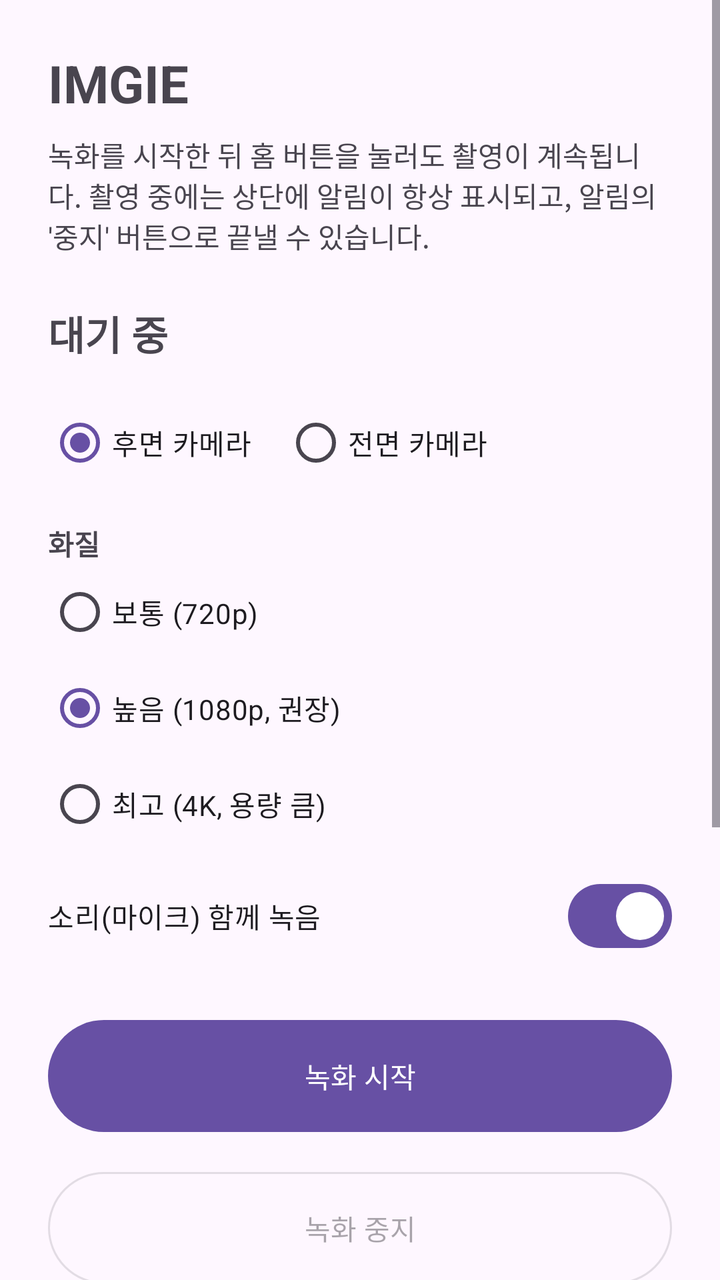
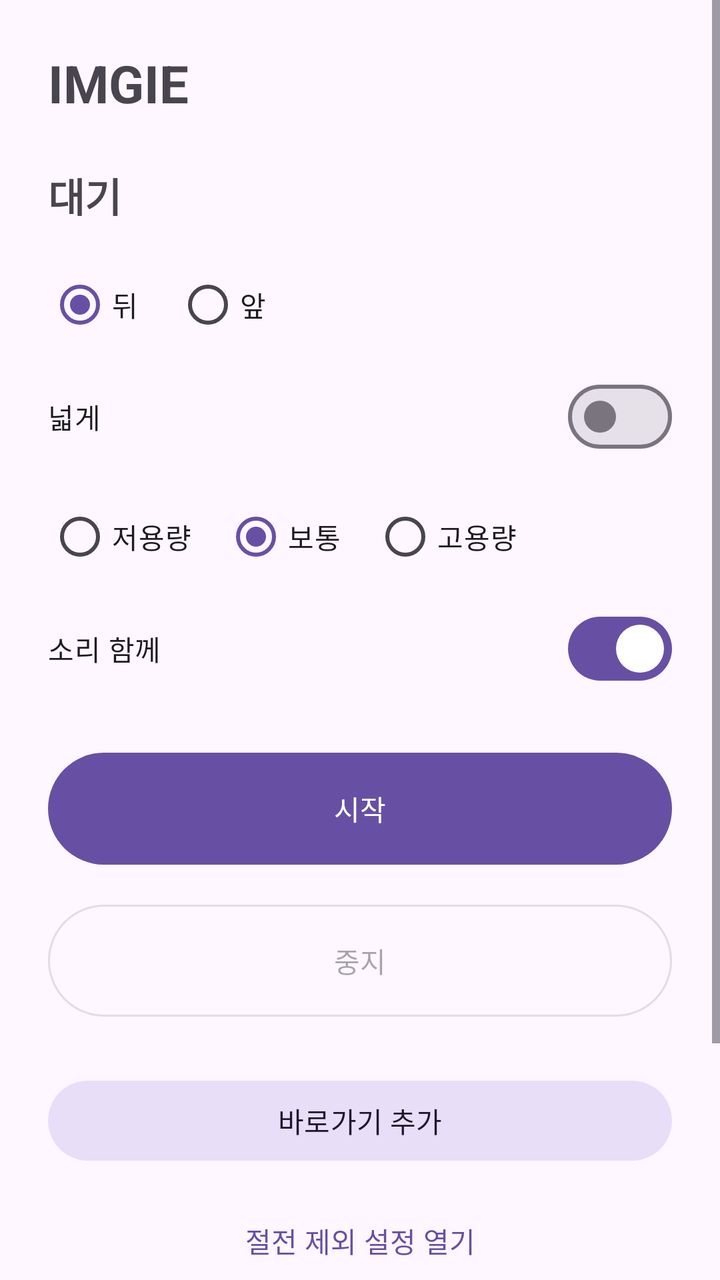

The first picture is an Android layout as it rendered before a commit; the second is the same layout after the commit. The layout source and the unified diff follow.
<!-- AndroidManifest.xml: application theme Theme.BgRecorder -->
<!-- res/layout/activity_main.xml -->
<?xml version="1.0" encoding="utf-8"?>
<ScrollView xmlns:android="http://schemas.android.com/apk/res/android"
    android:layout_width="match_parent"
    android:layout_height="match_parent"
    android:fillViewport="true">

    <LinearLayout
        android:layout_width="match_parent"
        android:layout_height="wrap_content"
        android:orientation="vertical"
        android:padding="24dp">

        <TextView
            android:layout_width="wrap_content"
            android:layout_height="wrap_content"
            android:text="@string/app_name"
            android:textSize="26sp"
            android:textStyle="bold" />

        <TextView
            android:layout_width="match_parent"
            android:layout_height="wrap_content"
            android:layout_marginTop="8dp"
            android:text="@string/intro"
            android:textSize="14sp" />

        <TextView
            android:id="@+id/statusText"
            android:layout_width="match_parent"
            android:layout_height="wrap_content"
            android:layout_marginTop="24dp"
            android:text="@string/status_idle"
            android:textSize="20sp"
            android:textStyle="bold" />

        <RadioGroup
            android:id="@+id/cameraGroup"
            android:layout_width="match_parent"
            android:layout_height="wrap_content"
            android:layout_marginTop="16dp"
            android:orientation="horizontal">

            <RadioButton
                android:id="@+id/radioBack"
                android:layout_width="wrap_content"
                android:layout_height="wrap_content"
                android:checked="true"
                android:text="@string/camera_back" />

            <RadioButton
                android:id="@+id/radioFront"
                android:layout_width="wrap_content"
                android:layout_height="wrap_content"
                android:layout_marginStart="16dp"
                android:text="@string/camera_front" />
        </RadioGroup>

        <TextView
            android:layout_width="wrap_content"
            android:layout_height="wrap_content"
            android:layout_marginTop="16dp"
            android:text="@string/quality_label"
            android:textSize="14sp"
            android:textStyle="bold" />

        <RadioGroup
            android:id="@+id/qualityGroup"
            android:layout_width="match_parent"
            android:layout_height="wrap_content"
            android:orientation="vertical">

            <RadioButton
                android:id="@+id/radioHd"
                android:layout_width="wrap_content"
                android:layout_height="wrap_content"
                android:text="@string/quality_hd" />

            <RadioButton
                android:id="@+id/radioFhd"
                android:layout_width="wrap_content"
                android:layout_height="wrap_content"
                android:checked="true"
                android:text="@string/quality_fhd" />

            <RadioButton
                android:id="@+id/radioUhd"
                android:layout_width="wrap_content"
                android:layout_height="wrap_content"
                android:text="@string/quality_uhd" />
        </RadioGroup>

        <com.google.android.material.materialswitch.MaterialSwitch
            android:id="@+id/audioSwitch"
            android:layout_width="match_parent"
            android:layout_height="wrap_content"
            android:layout_marginTop="8dp"
            android:checked="true"
            android:text="@string/record_audio" />

        <com.google.android.material.button.MaterialButton
            android:id="@+id/startButton"
            android:layout_width="match_parent"
            android:layout_height="64dp"
            android:layout_marginTop="24dp"
            android:text="@string/start_recording" />

        <com.google.android.material.button.MaterialButton
            android:id="@+id/stopButton"
            style="@style/Widget.Material3.Button.OutlinedButton"
            android:layout_width="match_parent"
            android:layout_height="64dp"
            android:layout_marginTop="12dp"
            android:enabled="false"
            android:text="@string/stop_recording" />

        <com.google.android.material.button.MaterialButton
            android:id="@+id/pinButton"
            style="@style/Widget.Material3.Button.TonalButton"
            android:layout_width="match_parent"
            android:layout_height="wrap_content"
            android:layout_marginTop="24dp"
            android:text="@string/pin_shortcut" />

        <com.google.android.material.button.MaterialButton
            android:id="@+id/batteryButton"
            style="@style/Widget.Material3.Button.TextButton"
            android:layout_width="match_parent"
            android:layout_height="wrap_content"
            android:layout_marginTop="24dp"
            android:text="@string/battery_settings" />

        <TextView
            android:layout_width="match_parent"
            android:layout_height="wrap_content"
            android:layout_marginTop="8dp"
            android:text="@string/tips"
            android:textSize="13sp" />
    </LinearLayout>
</ScrollView>
<!-- resources referenced by this layout -->
<resources>
  <string name="battery_settings">배터리 최적화 제외 설정 열기</string>
  <string name="camera_back">후면 카메라</string>
  <string name="camera_front">전면 카메라</string>
  <string name="intro">녹화를 시작한 뒤 홈 버튼을 눌러도 촬영이 계속됩니다. 촬영 중에는 상단에 알림이 항상 표시되고, 알림의 \'중지\' 버튼으로 끝낼 수 있습니다.</string>
  <string name="pin_shortcut">홈 화면에 바로가기 추가</string>
  <string name="quality_fhd">높음 (1080p, 권장)</string>
  <string name="quality_hd">보통 (720p)</string>
  <string name="quality_label">화질</string>
  <string name="quality_uhd">최고 (4K, 용량 큼)</string>
  <string name="record_audio">소리(마이크) 함께 녹음</string>
  <string name="start_recording">녹화 시작</string>
  <string name="status_idle">대기 중</string>
  <string name="stop_recording">녹화 중지</string>
  <string name="tips">• 저장 위치: 갤러리 → Movies/BgRecorder\n• 삼성·샤오미 등은 배터리 최적화에서 이 앱을 제외해야 오래 촬영됩니다.\n• 녹화는 반드시 앱 화면을 연 상태에서 시작하세요.\n• 바로가기: 앱 아이콘을 길게 누르거나, 위 버튼으로 홈 화면에 아이콘을 만들면 누르는 즉시 녹화가 시작/중지됩니다. (마지막에 고른 카메라·화질·소리 설정 사용)\n• 화질이 높을수록 파일 용량이 커집니다. 기기가 4K를 지원하지 않으면 자동으로 낮은 화질로 녹화됩니다.</string>
  <!-- unchanged entries left out for length: 2 -->
</resources>

<!-- the commit's change to res/layout/activity_main.xml (unified diff, before → after) -->
@@ -18,13 +18,6 @@
             android:textStyle="bold" />
 
         <TextView
-            android:layout_width="match_parent"
-            android:layout_height="wrap_content"
-            android:layout_marginTop="8dp"
-            android:text="@string/intro"
-            android:textSize="14sp" />
-
-        <TextView
             android:id="@+id/statusText"
             android:layout_width="match_parent"
             android:layout_height="wrap_content"
@@ -55,19 +48,20 @@
                 android:text="@string/camera_front" />
         </RadioGroup>
 
-        <TextView
-            android:layout_width="wrap_content"
-            android:layout_height="wrap_content"
-            android:layout_marginTop="16dp"
-            android:text="@string/quality_label"
-            android:textSize="14sp"
-            android:textStyle="bold" />
+        <com.google.android.material.materialswitch.MaterialSwitch
+            android:id="@+id/wideSwitch"
+            android:layout_width="match_parent"
+            android:layout_height="wrap_content"
+            android:layout_marginTop="8dp"
+            android:checked="false"
+            android:text="@string/wide_angle" />
 
         <RadioGroup
             android:id="@+id/qualityGroup"
             android:layout_width="match_parent"
             android:layout_height="wrap_content"
-            android:orientation="vertical">
+            android:layout_marginTop="12dp"
+            android:orientation="horizontal">
 
             <RadioButton
                 android:id="@+id/radioHd"
@@ -79,6 +73,7 @@
                 android:id="@+id/radioFhd"
                 android:layout_width="wrap_content"
                 android:layout_height="wrap_content"
+                android:layout_marginStart="16dp"
                 android:checked="true"
                 android:text="@string/quality_fhd" />
 
@@ -86,6 +81,7 @@
                 android:id="@+id/radioUhd"
                 android:layout_width="wrap_content"
                 android:layout_height="wrap_content"
+                android:layout_marginStart="16dp"
                 android:text="@string/quality_uhd" />
         </RadioGroup>
 
@@ -126,14 +122,85 @@
             style="@style/Widget.Material3.Button.TextButton"
             android:layout_width="match_parent"
             android:layout_height="wrap_content"
-            android:layout_marginTop="24dp"
+            android:layout_marginTop="12dp"
             android:text="@string/battery_settings" />
 
         <TextView
+            android:layout_width="wrap_content"
+            android:layout_height="wrap_content"
+            android:layout_marginTop="28dp"
+            android:text="@string/icon_picker_label"
+            android:textSize="14sp"
+            android:textStyle="bold" />
+
+        <RadioGroup
+            android:id="@+id/iconGroup"
             android:layout_width="match_parent"
             android:layout_height="wrap_content"
             android:layout_marginTop="8dp"
-            android:text="@string/tips"
-            android:textSize="13sp" />
+            android:orientation="horizontal"
+            android:weightSum="5">
+
+            <RadioButton
+                android:id="@+id/iconBattery"
+                android:layout_width="0dp"
+                android:layout_height="wrap_content"
+                android:layout_weight="1"
+                android:button="@null"
+                android:gravity="center"
+                android:drawablePadding="4dp"
+                android:drawableTop="@drawable/ic_icon_battery_small"
+                android:text="@string/icon_label_battery"
+                android:textSize="11sp"
+                android:checked="true" />
+
+            <RadioButton
+                android:id="@+id/iconCalc"
+                android:layout_width="0dp"
+                android:layout_height="wrap_content"
+                android:layout_weight="1"
+                android:button="@null"
+                android:gravity="center"
+                android:drawablePadding="4dp"
+                android:drawableTop="@drawable/ic_icon_calc_small"
+                android:text="@string/icon_label_calc"
+                android:textSize="11sp" />
+
+            <RadioButton
+                android:id="@+id/iconMemo"
+                android:layout_width="0dp"
+                android:layout_height="wrap_content"
+                android:layout_weight="1"
+                android:button="@null"
+                android:gravity="center"
+                android:drawablePadding="4dp"
+                android:drawableTop="@drawable/ic_icon_memo_small"
+                android:text="@string/icon_label_memo"
+                android:textSize="11sp" />
+
+            <RadioButton
+                android:id="@+id/iconWeather"
+                android:layout_width="0dp"
+                android:layout_height="wrap_content"
+                android:layout_weight="1"
+                android:button="@null"
+                android:gravity="center"
+                android:drawablePadding="4dp"
+                android:drawableTop="@drawable/ic_icon_weather_small"
+                android:text="@string/icon_label_weather"
+                android:textSize="11sp" />
+
+            <RadioButton
+                android:id="@+id/iconCalendar"
+                android:layout_width="0dp"
+                android:layout_height="wrap_content"
+                android:layout_weight="1"
+                android:button="@null"
+                android:gravity="center"
+                android:drawablePadding="4dp"
+                android:drawableTop="@drawable/ic_icon_calendar_small"
+                android:text="@string/icon_label_calendar"
+                android:textSize="11sp" />
+        </RadioGroup>
     </LinearLayout>
 </ScrollView>
<!-- resource entries referenced after the edit -->
@@ -1,19 +1,178 @@
 <!-- resources referenced by this layout -->
 <resources>
-  <string name="battery_settings">배터리 최적화 제외 설정 열기</string>
-  <string name="camera_back">후면 카메라</string>
-  <string name="camera_front">전면 카메라</string>
-  <string name="intro">녹화를 시작한 뒤 홈 버튼을 눌러도 촬영이 계속됩니다. 촬영 중에는 상단에 알림이 항상 표시되고, 알림의 \'중지\' 버튼으로 끝낼 수 있습니다.</string>
-  <string name="pin_shortcut">홈 화면에 바로가기 추가</string>
-  <string name="quality_fhd">높음 (1080p, 권장)</string>
-  <string name="quality_hd">보통 (720p)</string>
-  <string name="quality_label">화질</string>
-  <string name="quality_uhd">최고 (4K, 용량 큼)</string>
-  <string name="record_audio">소리(마이크) 함께 녹음</string>
-  <string name="start_recording">녹화 시작</string>
-  <string name="status_idle">대기 중</string>
-  <string name="stop_recording">녹화 중지</string>
-  <string name="tips">• 저장 위치: 갤러리 → Movies/BgRecorder\n• 삼성·샤오미 등은 배터리 최적화에서 이 앱을 제외해야 오래 촬영됩니다.\n• 녹화는 반드시 앱 화면을 연 상태에서 시작하세요.\n• 바로가기: 앱 아이콘을 길게 누르거나, 위 버튼으로 홈 화면에 아이콘을 만들면 누르는 즉시 녹화가 시작/중지됩니다. (마지막에 고른 카메라·화질·소리 설정 사용)\n• 화질이 높을수록 파일 용량이 커집니다. 기기가 4K를 지원하지 않으면 자동으로 낮은 화질로 녹화됩니다.</string>
+  <!-- drawable ic_icon_battery_small (drawable) -->
+  <?xml version="1.0" encoding="utf-8"?>
+  <vector xmlns:android="http://schemas.android.com/apk/res/android"
+      android:width="40dp"
+      android:height="40dp"
+      android:viewportWidth="108"
+      android:viewportHeight="108">
+  
+      
+      <path
+          android:fillColor="#FFFFFF"
+          android:pathData="M0,0h108v108h-108z" />
+  
+      
+      <path
+          android:strokeColor="#37474F"
+          android:strokeWidth="4"
+          android:pathData="M30,38H74A6,6 0 0 1 80,44V64A6,6 0 0 1 74,70H30A6,6 0 0 1 24,64V44A6,6 0 0 1 30,38Z" />
+  
+      
+      <path
+          android:fillColor="#37474F"
+          android:pathData="M83,48H88A2,2 0 0 1 90,50V58A2,2 0 0 1 88,60H83Z" />
+  
+      
+      <path
+          android:fillColor="#4CAF50"
+          android:pathData="M30,44H42V64H30Z M46,44H58V64H46Z M62,44H74V64H62Z" />
+  </vector>
+  <!-- drawable ic_icon_calc_small (drawable) -->
+  <?xml version="1.0" encoding="utf-8"?>
+  <vector xmlns:android="http://schemas.android.com/apk/res/android"
+      android:width="40dp"
+      android:height="40dp"
+      android:viewportWidth="108"
+      android:viewportHeight="108">
+  
+      
+      <path
+          android:fillColor="#FFFFFF"
+          android:pathData="M0,0h108v108h-108z" />
+  
+      
+      <path
+          android:fillColor="#ECEFF1"
+          android:strokeColor="#37474F"
+          android:strokeWidth="4"
+          android:pathData="M30,18H78A6,6 0 0 1 84,24V90A6,6 0 0 1 78,96H30A6,6 0 0 1 24,90V24A6,6 0 0 1 30,18Z" />
+  
+      
+      <path
+          android:fillColor="#37474F"
+          android:pathData="M32,26H76V42H32Z" />
+  
+      
+      <path
+          android:fillColor="#90A4AE"
+          android:pathData="M30,50H44V62H30Z M48,50H62V62H48Z M66,50H80V62H66Z
+                             M30,66H44V78H30Z M48,66H62V78H48Z M66,66H80V78H66Z
+                             M30,82H44V94H30Z M48,82H62V94H48Z" />
+  
+      
+      <path
+          android:fillColor="#4CAF50"
+          android:pathData="M66,82H80V94H66Z" />
+  </vector>
+  <!-- drawable ic_icon_calendar_small (drawable) -->
+  <?xml version="1.0" encoding="utf-8"?>
+  <vector xmlns:android="http://schemas.android.com/apk/res/android"
+      android:width="40dp"
+      android:height="40dp"
+      android:viewportWidth="108"
+      android:viewportHeight="108">
+  
+      
+      <path
+          android:fillColor="#FFFFFF"
+          android:pathData="M0,0h108v108h-108z" />
+  
+      
+      <path
+          android:fillColor="#37474F"
+          android:pathData="M34,14H40V30H34Z M68,14H74V30H68Z" />
+  
+      
+      <path
+          android:fillColor="#FFFFFF"
+          android:strokeColor="#37474F"
+          android:strokeWidth="4"
+          android:pathData="M22,24H86A4,4 0 0 1 90,28V88A4,4 0 0 1 86,92H22A4,4 0 0 1 18,88V28A4,4 0 0 1 22,24Z" />
+  
+      
+      <path
+          android:fillColor="#E53935"
+          android:pathData="M20,28H88V42H20Z" />
+  
+      
+      <path
+          android:fillColor="#CFD8DC"
+          android:pathData="M26,50H38V60H26Z M44,50H56V60H44Z M62,50H74V60H62Z
+                             M26,68H38V78H26Z M44,68H56V78H44Z" />
+  </vector>
+  <!-- drawable ic_icon_memo_small (drawable) -->
+  <?xml version="1.0" encoding="utf-8"?>
+  <vector xmlns:android="http://schemas.android.com/apk/res/android"
+      android:width="40dp"
+      android:height="40dp"
+      android:viewportWidth="108"
+      android:viewportHeight="108">
+  
+      
+      <path
+          android:fillColor="#FFFFFF"
+          android:pathData="M0,0h108v108h-108z" />
+  
+      
+      <path
+          android:fillColor="#37474F"
+          android:pathData="M34,10H40V24H34Z M50,10H56V24H50Z M68,10H74V24H68Z" />
+  
+      
+      <path
+          android:fillColor="#FFFFFF"
+          android:strokeColor="#37474F"
+          android:strokeWidth="4"
+          android:pathData="M26,16H82A4,4 0 0 1 86,20V92A4,4 0 0 1 82,96H26A4,4 0 0 1 22,92V20A4,4 0 0 1 26,16Z" />
+  
+      
+      <path
+          android:fillColor="#B0BEC5"
+          android:pathData="M32,36H76V40H32Z M32,50H76V54H32Z M32,64H66V68H32Z M32,78H58V82H32Z" />
+  </vector>
+  <!-- drawable ic_icon_weather_small (drawable) -->
+  <?xml version="1.0" encoding="utf-8"?>
+  <vector xmlns:android="http://schemas.android.com/apk/res/android"
+      android:width="40dp"
+      android:height="40dp"
+      android:viewportWidth="108"
+      android:viewportHeight="108">
+  
+      
+      <path
+          android:fillColor="#FFFFFF"
+          android:pathData="M0,0h108v108h-108z" />
+  
+      
+      <path
+          android:fillColor="#FFB300"
+          android:pathData="M48,20m-15,0a15,15 0 1,1 30,0a15,15 0 1,1 -30,0" />
+  
+      
+      <path
+          android:fillColor="#90A4AE"
+          android:pathData="M32,90c-9,0 -16,-7 -16,-16c0,-8 5.8,-14.6 13.4,-15.8c2,-11 11.6,-19.2 23.1,-19.2c11.6,0 21.3,8.5 23.1,19.6c8.1,1 14.4,7.9 14.4,16.4c0,9.1 -7.4,16.5 -16.5,16.5z" />
+  </vector>
+  <string name="battery_settings">절전 제외 설정 열기</string>
+  <string name="camera_back">뒤</string>
+  <string name="camera_front">앞</string>
+  <string name="icon_label_battery">배터리</string>
+  <string name="icon_label_calc">계산기</string>
+  <string name="icon_label_calendar">달력</string>
+  <string name="icon_label_memo">메모</string>
+  <string name="icon_label_weather">날씨</string>
+  <string name="icon_picker_label">아이콘 선택</string>
+  <string name="pin_shortcut">바로가기 추가</string>
+  <string name="quality_fhd">보통</string>
+  <string name="quality_hd">저용량</string>
+  <string name="quality_uhd">고용량</string>
+  <string name="record_audio">소리 함께</string>
+  <string name="start_recording">시작</string>
+  <string name="status_idle">대기</string>
+  <string name="stop_recording">중지</string>
+  <string name="wide_angle">넓게</string>
   <!-- unchanged entries left out for length: 2 -->
 </resources>
 
